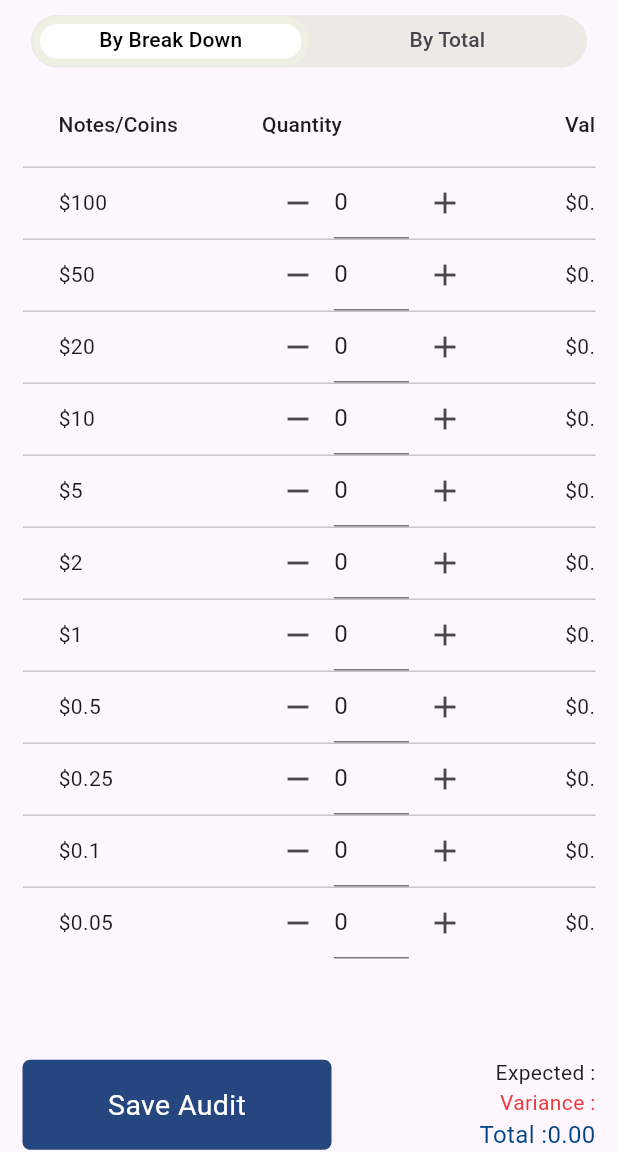
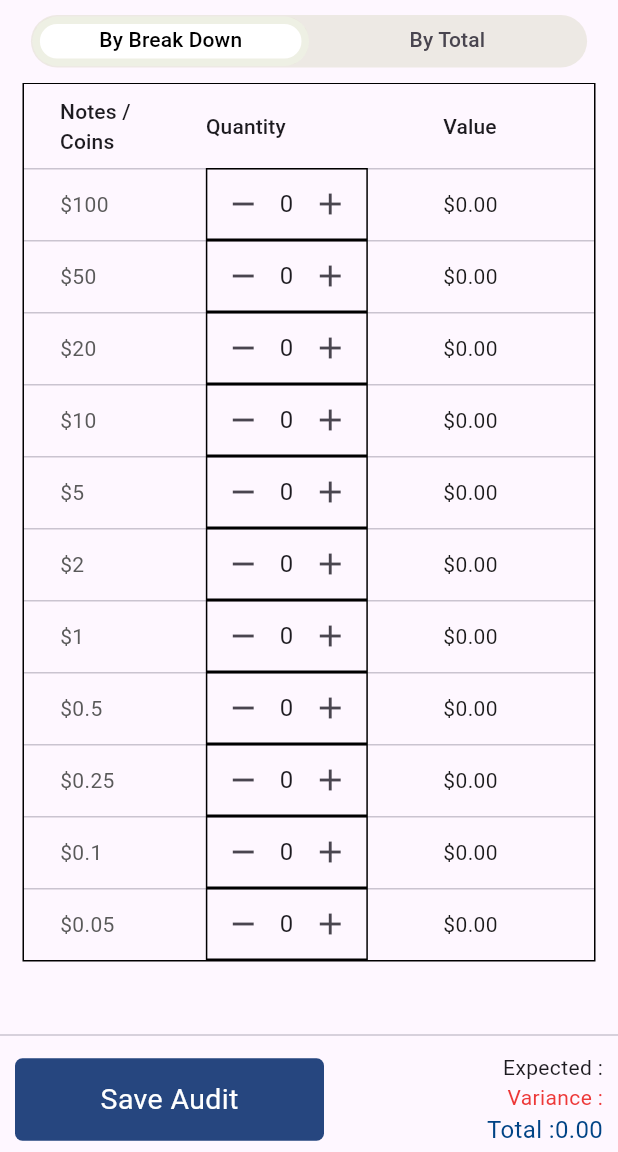
Before and after one commit to SandunC000/safe_audit_app, a Flutter app: the StartSafeAudit screen opened directly, on a phone screen of 412 x 824 dp, the part 84-1236 px from its top. Run offline on Flutter 3.47's test engine with Material 3 defaults, Android fonts, the phone set to English and light mode, and no system bars.

Commit message:
data table UI fix

```diff
--- a/lib/components/break_down_tab.dart
+++ b/lib/components/break_down_tab.dart
@@ -34,20 +34,39 @@ class _BreakDownTabState extends State<BreakDownTab> {
 
   @override
   Widget build(BuildContext context) {
-    return DataTable(
+    return Padding(
+      padding: const EdgeInsets.symmetric(horizontal: 15.0),
+      child: SingleChildScrollView(
+        child: DataTable(
+          decoration: const BoxDecoration(
+              border: Border(
+            left: BorderSide(width: 1.0),
+            right: BorderSide(width: 1.0),
+            top: BorderSide(width: 1.0),
+            bottom: BorderSide(width: 1.0),
+          )),
+          columnSpacing: 10,
           columns: const [
-        DataColumn(label: Text('Notes/Coins')),
+            DataColumn(label: Text('Notes /\nCoins')),
             DataColumn(label: Text('Quantity')),
             DataColumn(label: Text('Value')),
           ],
           rows: notesCoinsData.map<DataRow>((noteCoin) {
-        TextEditingController quantityController = TextEditingController(text: noteCoin['quantity'].toString());
-
+            TextEditingController quantityController =
+                TextEditingController(text: noteCoin['quantity'].toString());
             return DataRow(
               cells: [
-            DataCell(Text('\$${noteCoin['value']}')),
+                DataCell(Text(
+                  '\$${noteCoin['value']}',
+                  style: TextStyle(color: Color(0xFF5A5A5A)),
+                )),
                 DataCell(
-              Row(
+                  Container(
+                    decoration: BoxDecoration(
+                      border: Border.all()
+                    ),
+                    child: Row(
+                      mainAxisSize: MainAxisSize.min,
                       children: [
                         IconButton(
                           icon: const Icon(Icons.remove),
@@ -63,12 +82,12 @@ class _BreakDownTabState extends State<BreakDownTab> {
                           },
                         ),
                         SizedBox(
-                    width: 50, // Adjust the width as needed
+                          width: 10, // Adjust the width as needed
                           child: TextField(
                             controller: quantityController,
                             keyboardType: TextInputType.number,
+                            decoration: null,
                             onChanged: (value) {
-                        // Update the quantity when the user types in the TextField
                               setState(() {
                                 noteCoin['quantity'] = int.parse(value);
                                 widget.onTotalChanged(calculateTotal());
@@ -90,11 +109,16 @@ class _BreakDownTabState extends State<BreakDownTab> {
                       ],
                     ),
                   ),
+                ),
                 DataCell(Text(
-                '\$${(noteCoin['value'] * noteCoin['quantity']).toStringAsFixed(2)}')),
+                  '\$${(noteCoin['value'] * noteCoin['quantity']).toStringAsFixed(2)}',
+                  style: const TextStyle(color: Color(0xFF1A1A1A)),
+                )),
               ],
             );
           }).toList(),
+        ),
+      ),
     );
   }
 }
--- a/lib/components/save_audit_button.dart
+++ b/lib/components/save_audit_button.dart
@@ -23,15 +23,17 @@ class _SaveAuditButtonState extends State<SaveAuditButton> {
 
   @override
   Widget build(BuildContext context) {
-    return Row(
+    return Container(
+      height: 70,
+      child: Row(
         mainAxisAlignment: MainAxisAlignment.spaceBetween,
         children: [
           Column(
-          mainAxisAlignment: MainAxisAlignment.start,
+            mainAxisAlignment: MainAxisAlignment.center,
             children: [
               Container(
-              // margin: const EdgeInsets.only(left: 10),
-              height: 60,
+                margin: EdgeInsets.only(left: 10),
+                height: 55,
                 width: MediaQuery.of(context).size.width * 0.5,
                 decoration: BoxDecoration(
                     color: const Color(0xFF26467F),
@@ -44,8 +46,11 @@ class _SaveAuditButtonState extends State<SaveAuditButton> {
               ),
             ],
           ),
-        Column(
+          Container(
+            margin: EdgeInsets.only(right: 10),
+            child: Column(
               crossAxisAlignment: CrossAxisAlignment.end,
+              mainAxisAlignment: MainAxisAlignment.center,
               children: [
                 const Row(
                   children: [
@@ -70,8 +75,10 @@ class _SaveAuditButtonState extends State<SaveAuditButton> {
                   ],
                 ),
               ],
+            ),
           )
         ],
+      ),
     );
   }
 }
--- a/lib/main.dart
+++ b/lib/main.dart
@@ -1,5 +1,6 @@
 import 'package:flutter/material.dart';
 import 'package:safe_audit_app/pages/safe_audit.dart';
+import 'package:safe_audit_app/pages/start_safe_audit.dart';
 
 void main() {
   runApp(const MyApp());
@@ -12,7 +13,7 @@ class MyApp extends StatelessWidget {
   Widget build(BuildContext context) {
     return const MaterialApp(
       debugShowCheckedModeBanner: false,
-      home: SafeAudit(),
+      home: StartSafeAudit(),
     );
   }
 }
--- a/lib/pages/start_safe_audit.dart
+++ b/lib/pages/start_safe_audit.dart
@@ -1,4 +1,6 @@
+import 'package:flutter/cupertino.dart';
 import 'package:flutter/material.dart';
+import 'package:flutter/widgets.dart';
 import 'package:safe_audit_app/components/break_down_tab.dart';
 import 'package:safe_audit_app/components/by_total_tab.dart';
 import 'package:safe_audit_app/components/save_audit_button.dart';
@@ -25,8 +27,6 @@ class _StartSafeAuditState extends State<StartSafeAudit> {
           title: 'Start Safe Audit',
         ),
         body: SafeArea(
-          child: Padding(
-            padding: const EdgeInsets.symmetric(horizontal: 15.0),
           child: Column(
             children: [
               Align(
@@ -61,6 +61,7 @@ class _StartSafeAuditState extends State<StartSafeAudit> {
                 ),
               ),
               Expanded(
+                flex: 1,
                 child: TabBarView(
                   children: [
                     BreakDownTab(
@@ -80,6 +81,7 @@ class _StartSafeAuditState extends State<StartSafeAudit> {
                   ],
                 ),
               ),
+              const Divider(),
               SaveAuditButton(
                 total: currentTabIndex == 0
                     ? breakDownTotal
@@ -89,8 +91,6 @@ class _StartSafeAuditState extends State<StartSafeAudit> {
           ),
         ),
       ),
-        // bottomNavigationBar: const SaveAuditButton(),
-      ),
     );
   }
 }
```
Lines whose indentation alone changed are shown as unchanged.
